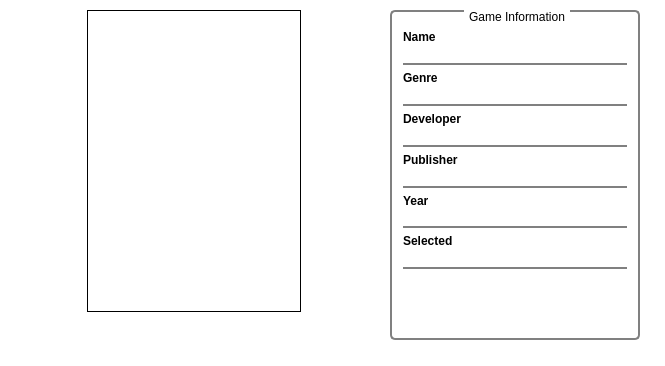
Qt form forms/GameSelector.ui (rimsa/GameSelector) before a commit.
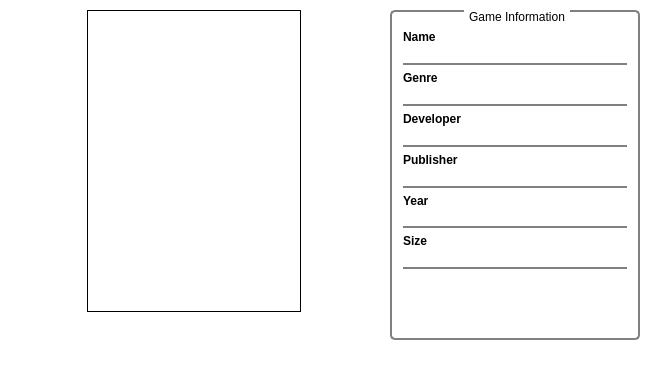
The same form after that commit. Icons and pictures are not drawn. Custom widgets are drawn as their Qt base class.

The edit to the form file:
```diff
--- a/forms/GameSelector.ui
+++ b/forms/GameSelector.ui
@@ -592,7 +592,7 @@
               </font>
              </property>
              <property name="text">
-              <string>Selected</string>
+              <string>Size</string>
              </property>
             </widget>
            </item>
```
Left out of the diff: 8 changed lines with no effect on the pictures.
